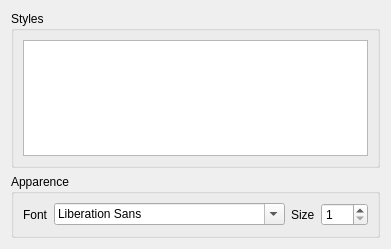
Old version of the form styleeditor.ui in the repository Subtivals/subtivals.
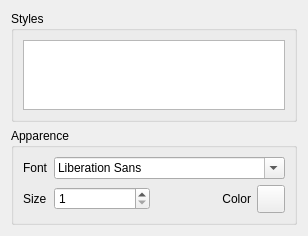
New version of the form.

```diff
--- a/styleeditor.ui
+++ b/styleeditor.ui
@@ -6,8 +6,8 @@
    <rect>
     <x>0</x>
     <y>0</y>
-    <width>383</width>
-    <height>249</height>
+    <width>283</width>
+    <height>235</height>
    </rect>
   </property>
   <property name="windowTitle">
@@ -16,6 +16,9 @@
   <layout class="QGridLayout" name="gridLayout_3">
    <item row="0" column="0">
     <widget class="QGroupBox" name="groupStyles">
+     <property name="enabled">
+      <bool>true</bool>
+     </property>
      <property name="title">
       <string>Styles</string>
      </property>
@@ -42,17 +45,20 @@
         </property>
        </widget>
       </item>
-      <item row="0" column="1">
+      <item row="0" column="1" colspan="3">
        <widget class="QFontComboBox" name="fontName"/>
       </item>
-      <item row="0" column="2">
+      <item row="1" column="0">
        <widget class="QLabel" name="label_2">
         <property name="text">
          <string>Size</string>
         </property>
+        <property name="alignment">
+         <set>Qt::AlignLeading|Qt::AlignLeft|Qt::AlignVCenter</set>
+        </property>
        </widget>
       </item>
-      <item row="0" column="3">
+      <item row="1" column="1">
        <widget class="QSpinBox" name="fontSize">
         <property name="minimum">
          <number>1</number>
@@ -62,6 +68,35 @@
         </property>
        </widget>
       </item>
+      <item row="1" column="2">
+       <widget class="QLabel" name="label_3">
+        <property name="text">
+         <string>Color</string>
+        </property>
+        <property name="alignment">
+         <set>Qt::AlignRight|Qt::AlignTrailing|Qt::AlignVCenter</set>
+        </property>
+       </widget>
+      </item>
+      <item row="1" column="3">
+       <widget class="QPushButton" name="btnColor">
+        <property name="minimumSize">
+         <size>
+          <width>28</width>
+          <height>28</height>
+         </size>
+        </property>
+        <property name="maximumSize">
+         <size>
+          <width>28</width>
+          <height>28</height>
+         </size>
+        </property>
+        <property name="text">
+         <string/>
+        </property>
+       </widget>
+      </item>
      </layout>
     </widget>
    </item>
```
Left out of the diff: 17 changed lines with no effect on the pictures.
